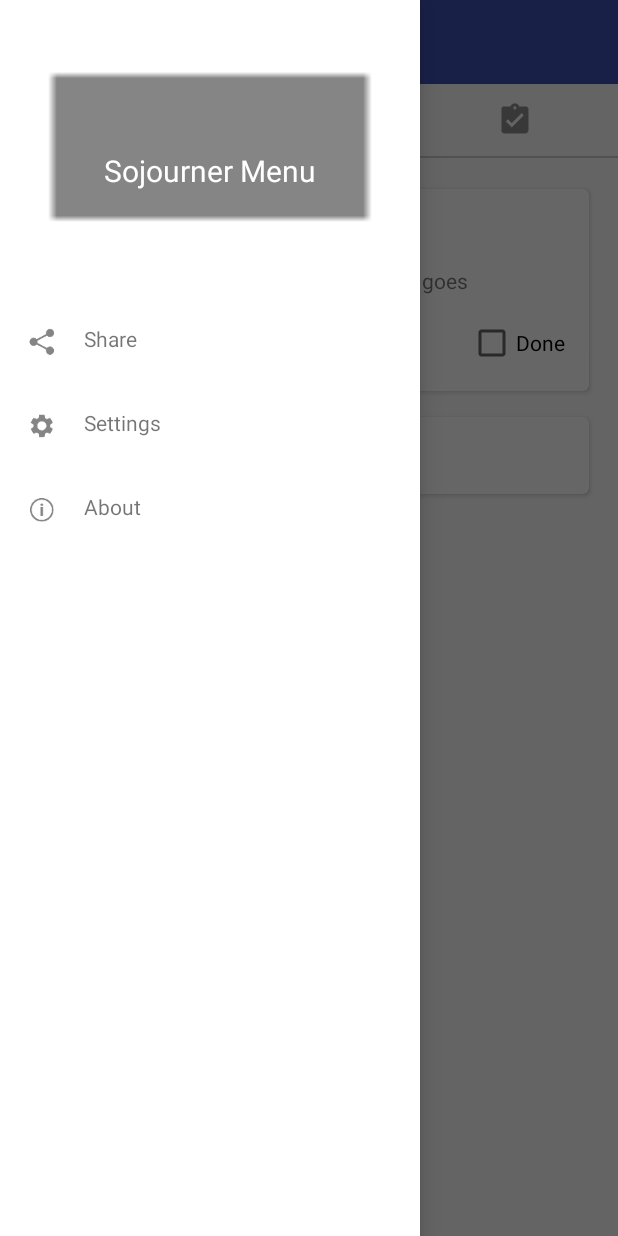
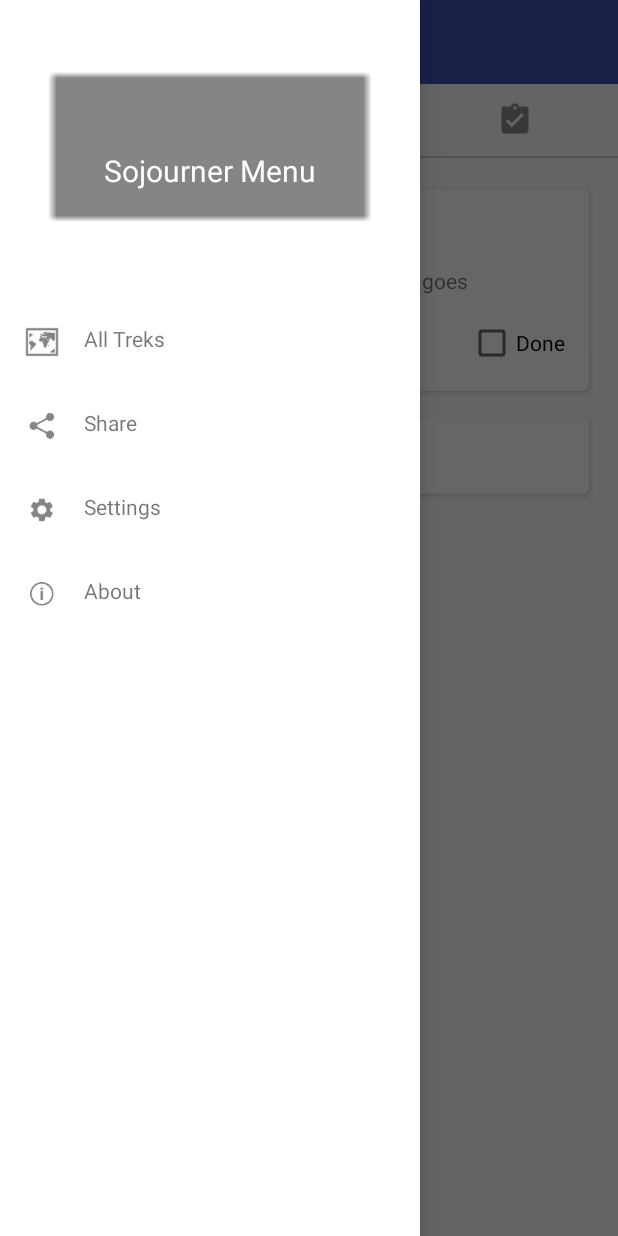
Before and after one commit to parousia/sojourner, an Android app: the screen it shows after launch (MainActivity), with the side drawer open, on a phone screen of 412 x 824 dp. Run offline under Robolectric (Android 15) with nearby library versions, the phone set to English and light mode, and no system bars; our stand-ins replace CircleImageView.

Commit message:
Add All Treks item to drawer list

```diff
--- a/app/src/main/java/com/android/sojourner/MainActivity.java
+++ b/app/src/main/java/com/android/sojourner/MainActivity.java
@@ -77,9 +77,14 @@ public class MainActivity extends AppCompatActivity {
         //dummy data
         mDrawerItemList = new ArrayList<DrawerItem>();
         DrawerItem item = new DrawerItem();
-        item.setmIcon(R.drawable.ic_drawer_share);
-        item.setmTitle("Share");
+        item.setmIcon(R.drawable.ic_drawer_all_treks);
+        item.setmTitle("All Treks");
         mDrawerItemList.add(item);
+
+        DrawerItem item1 = new DrawerItem();
+        item1.setmIcon(R.drawable.ic_drawer_share);
+        item1.setmTitle("Share");
+        mDrawerItemList.add(item1);
 
         DrawerItem item2 = new DrawerItem();
         item2.setmIcon(R.drawable.ic_drawer_settings);
```
Also changed, not shown: app/src/main/res/drawable-hdpi/ic_drawer_all_treks.png (added), app/src/main/res/drawable-mdpi/ic_drawer_all_treks.png (added), app/src/main/res/drawable-xhdpi/ic_drawer_all_treks.png (added), app/src/main/res/drawable-xxhdpi/ic_drawer_all_treks.png (added).
